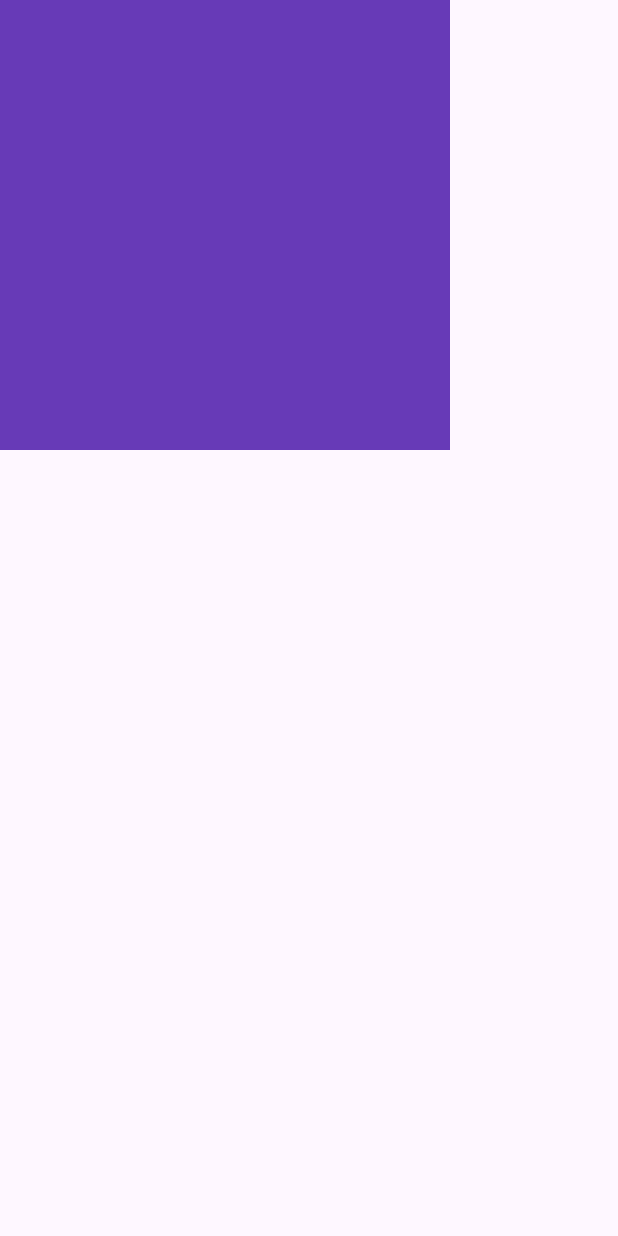
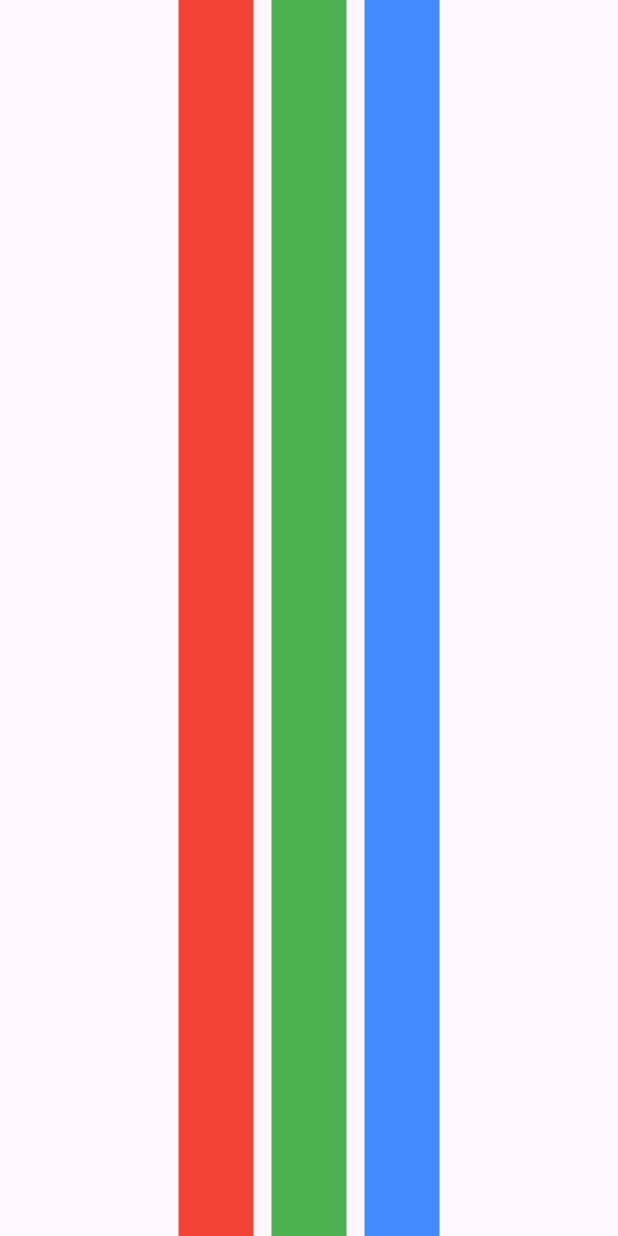
Before and after one commit to sunk-dev/flutter-study, a Flutter app: the screen it shows after launch, on a phone screen of 412 x 824 dp. Run offline on Flutter 3.47's test engine with Material 3 defaults, Android fonts, the phone set to English and light mode, and no system bars.

Commit message:
ch5 위젯종류- Row 위젯

```diff
--- a/ch5_basic_widget/lib/main.dart
+++ b/ch5_basic_widget/lib/main.dart
@@ -2,93 +2,67 @@ import 'package:flutter/material.dart';
 import 'package:flutter/rendering.dart';
 
 /*
-디자인 관련 위젯
-배경을 추가하거나 간격을 추가하거나등 디자인적 요소를 적용할때 사용
-Container 위젯
-- 말 그대로 다른 위젯을 담는데 사용, 위젯의 너비와 높이를 지정하거나, 배경이나 테투리를 추가할때 많이 사용
-SizedBox
-- 일반적으로 일정크기의 공간을 공백으로 두고 싶을때 사용됨.
-- const 생성자를 사용했을때 퍼포먼스에서 이점을 얻을 수 있음
-Padding 위젯
-- child 위젯에 여백을 제공할때 사용
-- 크기 내부에 간격이 추가됨
-- EdgeInsets 라는 매개 변수 입력
-
-- margin -> 위젯바깥에 간격을 추가
-EdgeInsets 다양항 생성자
-- EdgeInsets.all(): 상하 좌우 매개변수에 입력된 패딩을 균등 적용
-- EdgeInsets.symmetric(horizontal:16.0,vertical:16.0) : 가로와 세로 패딩을 따로 적용
-- EdgeInsets.only(): 상하좌우 패딩 따로 적용
-- EdgeInsets.fromLTRB(): 좌 ,위,우,아래 순서로 패딩 입력
-
-SafeArea
-- 기기별 예외처리 없이 안전한 화면에서 위젯그릴수 있음.
+배치 관련 위젯
+- 위젯을 가로 또는 세로로 배치하거나 겹칠때 상ㅅㅇ
+ Row위젯
+ - 위젯을 가로오 위젯을 배치하는데 사용
+ - childern 매개변수 사용
+ - Main Axis(주축): 가로, Cross Axis(반대축):세로
  */
 
 
 
 void main() {
-  runApp(FloatingActionButtonExample());
+  runApp(RowWidgetExample());
 }
 
-class FloatingActionButtonExample extends StatelessWidget{
+class RowWidgetExample extends StatelessWidget{
   @override
-  Widget build(BuildContext context){
+  Widget build(BuildContext context) {
+    // TODO: implement build
     return MaterialApp(
       home: Scaffold(
-        body: SafeArea(
-          //원하는 부위만 따로 적용가능
-          // true: 적용 false :미적용
-          top: true,
-          bottom: true,
-          left: true,
-          right: true,
-          child: Container(
-            color: Colors.deepPurple,
-            height: 300.0,
-            width: 300.0,
+        body: SizedBox(
+
+          //반대축에서 이동할 공간을 제거하기 위해 높이를 최대한으로 설정
+          height: double.infinity,
+          child: Row(
+            //주축 정렬지정
+            mainAxisAlignment: MainAxisAlignment.center,
+            //반대축정렬지정
+            crossAxisAlignment: CrossAxisAlignment.stretch,
+
+            //넣고싶은 위젯 입력
+            children: [
+              Container(
+                height: 50.0,
+                width: 50.0,
+                color: Colors.red,
+              ),
+
+              //Sized 박스는 일반적으로 공백을 생성할때 사용
+              const SizedBox(width: 12.0,),
+              Container(
+                height: 50.0,
+                width: 50.0,
+                color: Colors.green,
+              ),
+
+              //Sized 박스는 일반적으로 공백을 생성할때 사용
+              const SizedBox(width: 12.0,),
+              Container(
+                height: 50.0,
+                width: 50.0,
+                color: Colors.blueAccent,
+              ),
+
+
+            ],
           ),
         ),
-
       ),
     );
+    throw UnimplementedError();
   }
 
 }
-
-class MyApp extends StatelessWidget{
-  @override
-  Widget build(BuildContext context){
-    return MaterialApp(
-      home: Scaffold(
-        body: Center(
-          // IconButton은 아이콘은 버튼으로 생성하는 위젯
-          child:GestureDetector(
-            //한번 탭했을때 실행할 함수
-            onTap: (){
-              //출력결과는 안드로인드 스튜디오늬 Run탭에서 확인 가능합니다.
-              print('on tap');
-            },
-            //두번탭했을때 실행할 함수
-            onDoubleTap: (){
-              print('on double tap');
-            },
-
-            //길게 눌렀을때 실행할 함수
-            onLongPress: (){
-              print('on Long press');
-            },
-            //제스처를 적용할 위젯
-            child: Container(
-              decoration: BoxDecoration(
-                color: Colors.deepPurple,
-              ),
-              width: 100.0,
-              height: 100.0,
-            ),
-          )
-        ),
-      ),
-    );
-  }
-}
```
